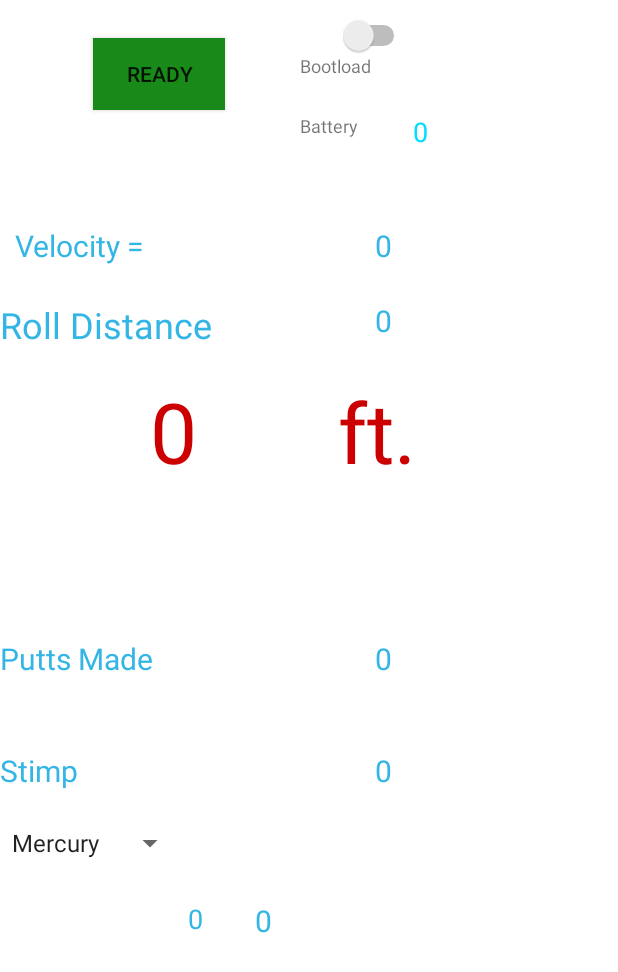
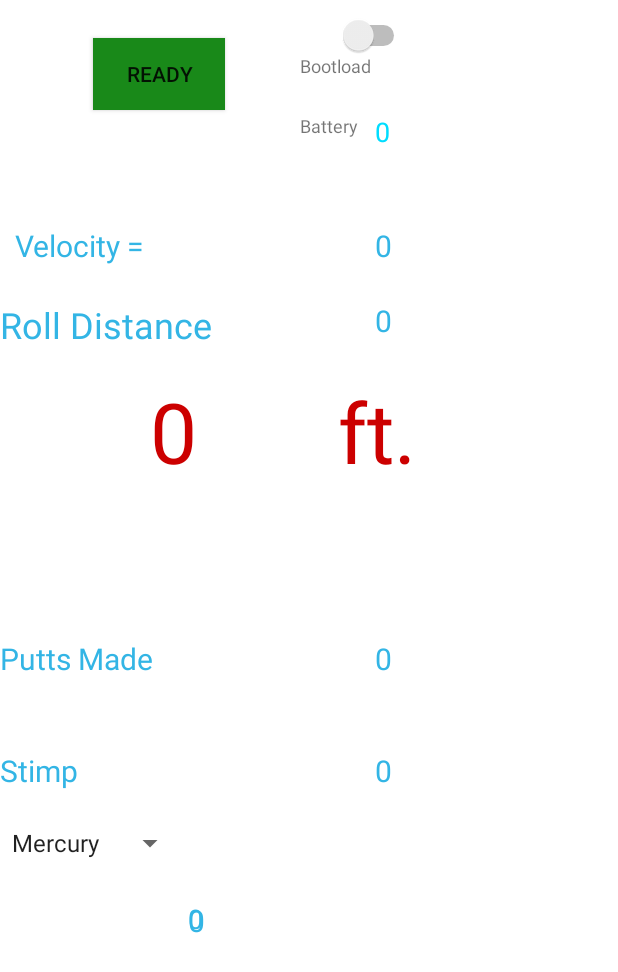
Before and after one commit to brianheaton1126/Puttlink, an Android app: the ControlActivity screen opened directly, with no data from a screen before it, on a phone screen of 412 x 824 dp. Shown: the top 972 px of the screen. Run offline under Robolectric (Android 15) with nearby library versions, the phone set to English and light mode, and no system bars; 3 statements that could not run were skipped.

Commit message:
second commit

```diff
--- a/app/src/main/res/layout/activity_control.xml
+++ b/app/src/main/res/layout/activity_control.xml
@@ -84,7 +84,7 @@ http://www.cypress.com/products/bluetooth-low-energy-ble
         android:id="@+id/tach_middle"
         android:layout_width="wrap_content"
         android:layout_height="wrap_content"
-        android:layout_marginStart="275dp"
+        android:layout_marginStart="250dp"
         android:layout_marginTop="75dp"
         android:text="@string/zero"
         android:textColor="@android:color/holo_blue_bright"
@@ -115,7 +115,7 @@ http://www.cypress.com/products/bluetooth-low-energy-ble
         android:id="@+id/puttMade"
         android:layout_width="wrap_content"
         android:layout_height="wrap_content"
-        android:layout_marginStart="170dp"
+        android:layout_marginStart="125dp"
         android:layout_marginTop="600dp"
         android:text="@string/zero"
         android:textColor="@android:color/holo_blue_light"
```
Also changed, not shown: app/src/main/java/com/cypress/academy/ble101_robot/ControlActivity.java (+14 -6 lines).
